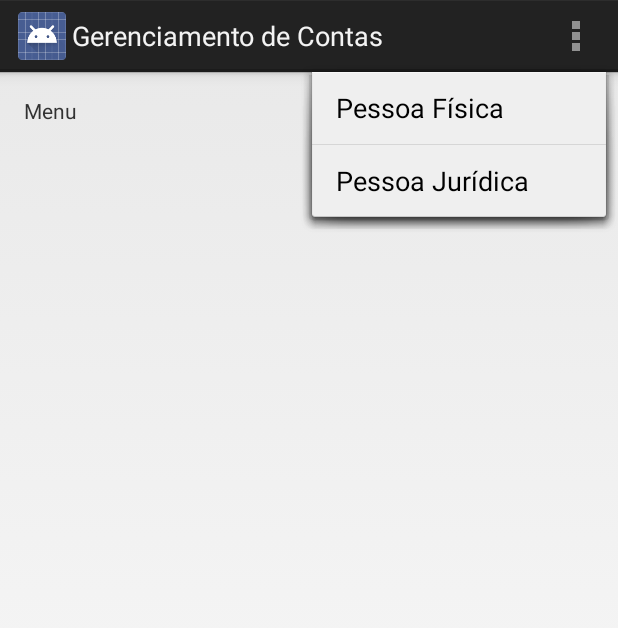
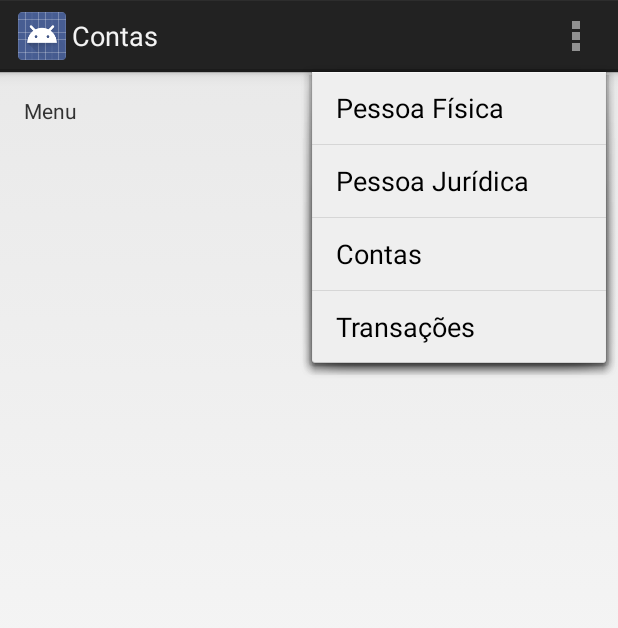
Before and after one commit to leandrocgsi/hub_services_client_android, an Android app: the screen it shows after launch (MainActivity), with the options menu open, on a phone screen of 412 x 824 dp. Shown: the top 628 px of the screen. Run offline under Robolectric (Android 15) with nearby library versions, the phone set to English and light mode, and no system bars.

Commit message:
Changing layout

```diff
--- a/app/src/main/res/layout/activity_main.xml
+++ b/app/src/main/res/layout/activity_main.xml
@@ -1,5 +1,7 @@
-<RelativeLayout xmlns:android="http://schemas.android.com/apk/res/android"
+<?xml version="1.0" encoding="utf-8"?>
+<LinearLayout xmlns:android="http://schemas.android.com/apk/res/android"
     xmlns:tools="http://schemas.android.com/tools"
+    android:orientation="vertical"
     android:layout_width="match_parent"
     android:layout_height="match_parent"
     android:paddingBottom="@dimen/activity_vertical_margin"
@@ -13,4 +15,4 @@
         android:layout_height="wrap_content"
         android:text="@string/action_menu" />
 
-</RelativeLayout>
+</LinearLayout>
--- a/app/src/main/res/menu/main.xml
+++ b/app/src/main/res/menu/main.xml
@@ -6,4 +6,11 @@
 
     <item android:id="@+id/pessoa_juridca_menu"
         android:title="@string/title_pessoa_juridica"/>
+
+    <item android:id="@+id/contas"
+        android:title="@string/title_contas"/>
+
+    <item android:id="@+id/transacao"
+        android:title="@string/title_transacao"/>
+
 </menu>
--- a/app/src/main/res/values/strings.xml
+++ b/app/src/main/res/values/strings.xml
@@ -1,5 +1,5 @@
 <resources>
-    <string name="app_name">Gerenciamento de Contas</string>
+    <string name="app_name">Contas</string>
 
     <string name="hint_name">Nome</string>
     <string name="hint_fantasy_name">Nome Fantasia</string>
@@ -11,6 +11,8 @@
     <string name="action_menu">Menu</string>
     <string name="title_pessoa_fisica">Pessoa Física</string>
     <string name="title_pessoa_juridica">Pessoa Jurídica</string>
+    <string name="title_contas">Contas</string>
+    <string name="title_transacao">Transações</string>
     <string name="mssg_error_saving_fisical_person">Erro ao salvar pessoa física</string>
     <string name="mssg_error_saving_juridical_person">Erro ao salvar a pessoa jurídica</string>
 </resources>
```
